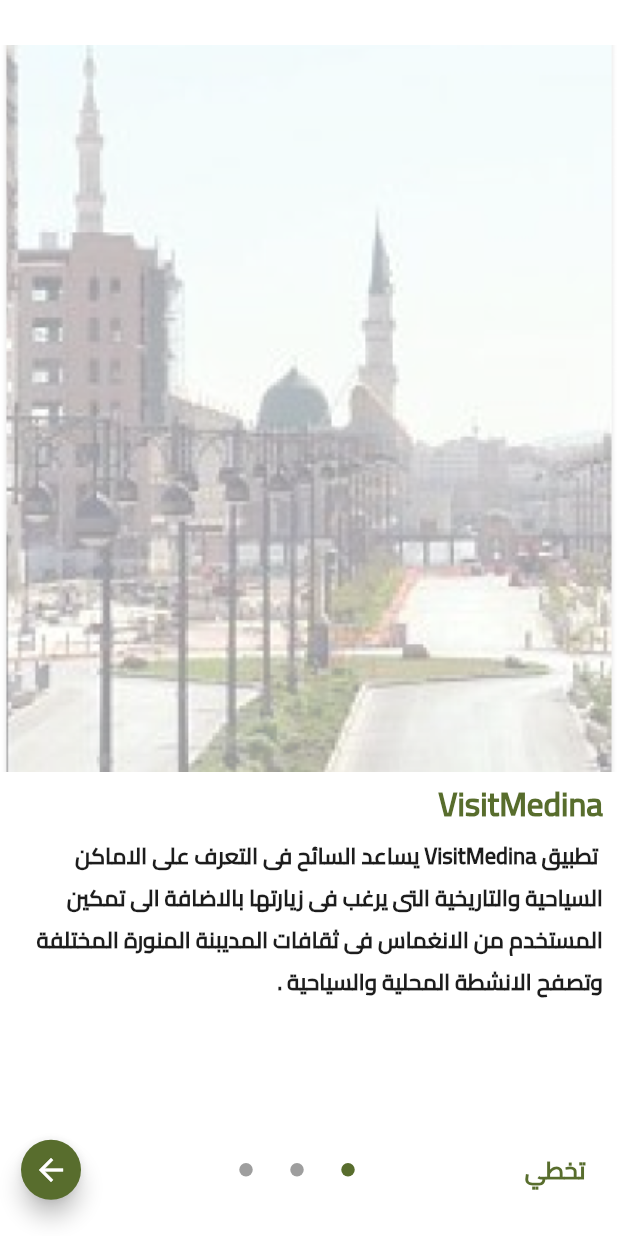
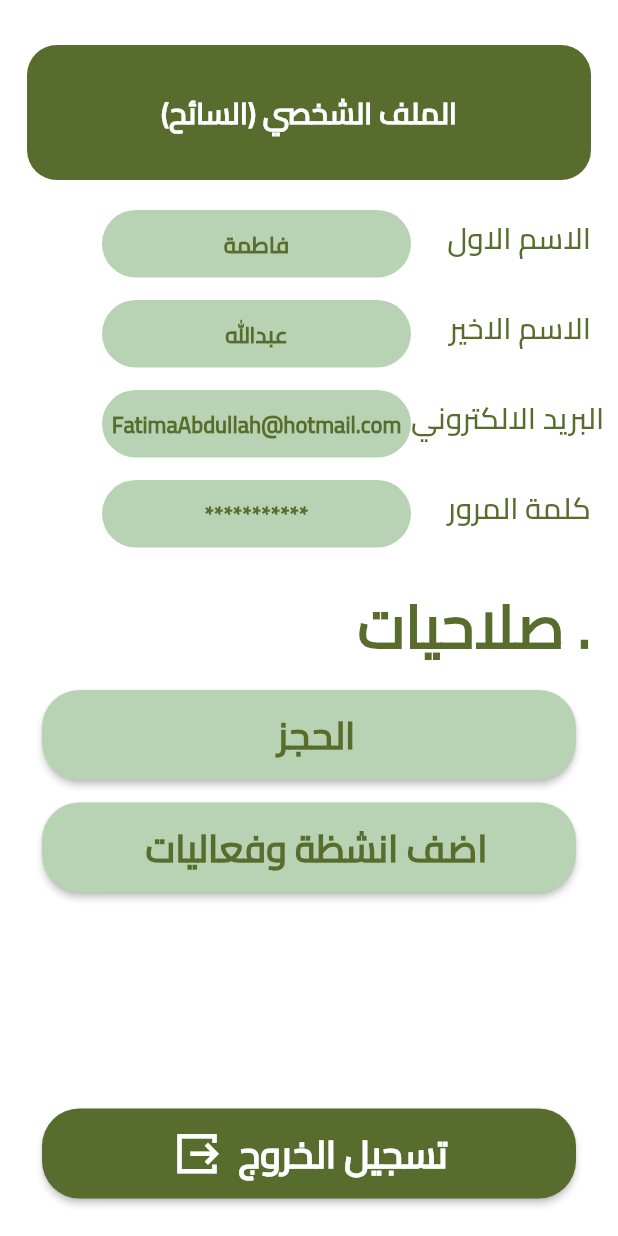
Before and after one commit to EbrahimMShaaban/visit_medina, a Flutter app: the screen it shows after launch, on a phone screen of 412 x 824 dp. Run offline on Flutter 3.47's test engine with Material 2 defaults, Android fonts, the phone set to English and light mode, and no system bars; drawn by our look-alikes of smooth_page_indicator; our stand-ins replace dio, flutter_bloc, flutter_slider_drawer.

Commit message:
login an start

```diff
--- /dev/null
+++ b/lib/features/User/Profile/view.dart
@@ -0,0 +1,118 @@
+import 'package:flutter/material.dart';
+import 'package:visit_medina/shared/components/components.dart';
+import 'package:visit_medina/shared/styles/colors.dart';
+import 'package:visit_medina/shared/styles/styles.dart';
+
+class ProfilUser extends StatelessWidget {
+  const ProfilUser({Key? key}) : super(key: key);
+
+  @override
+  Widget build(BuildContext context) {
+    return Scaffold(
+      body: SafeArea(
+          child: Padding(
+        padding: const EdgeInsets.symmetric(horizontal: 18.0, vertical: 20),
+        child: Column(
+          crossAxisAlignment: CrossAxisAlignment.start,
+          children: [
+            Container(
+              margin: EdgeInsets.only(top: 10, bottom: 20),
+              height: 90,
+              width: MediaQuery.of(context).size.width,
+              decoration: BoxDecoration(
+                  borderRadius: BorderRadius.circular(20),
+                  color: AppColors.green),
+              child: Center(
+                  child: Text("الملف الشخصي (السائح)",
+                      style: AppTextStyles.bold.copyWith(fontSize: 20))),
+            ),
+            ContainerData(
+              text1: 'الاسم الاول',
+              text2: 'فاطمة',
+            ),
+            ContainerData(
+              text1: 'الاسم الاخير',
+              text2: 'عبدالله',
+            ),
+            ContainerData(
+              text1: 'البريد الالكتروني',
+              text2: 'FatimaAbdullah@hotmail.com',
+            ),
+            ContainerData(
+              text1: 'كلمة المرور',
+              text2: '***********',
+            ),
+            Text(
+              ". صلاحيات",
+              style: AppTextStyles.bold.copyWith(
+                color: AppColors.green,
+              ),
+            ),
+            ButtonTemplate(
+                color: AppColors.greenlight,
+                colortext: AppColors.green,
+                text1: "الحجز",
+                onPressed: () {}),
+
+            SizedBox(height: 5,),
+            ButtonTemplate(
+                color: AppColors.greenlight,
+                colortext: AppColors.green,
+                text1: "اضف انشظة وفعاليات",
+                onPressed: () {}),
+
+
+            Expanded(
+              child: SizedBox(),
+            ),
+            Align(
+              alignment: Alignment.bottomCenter,
+              child: ButtonTemplate(
+                  color: AppColors.green,
+                  text1: "تسجيل الخروج",
+                  icon: Icons.output_sharp,
+                  onPressed: () {}),
+            )
+          ],
+        ),
+      )),
+    );
+  }
+}
+
+class ContainerData extends StatelessWidget {
+  final String text1;
+  final String text2;
+
+  const ContainerData({
+    super.key,
+    required this.text1,
+    required this.text2,
+  });
+
+  @override
+  Widget build(BuildContext context) {
+    return Padding(
+      padding: const EdgeInsets.only(bottom: 15.0, left: 50),
+      child: Row(
+        mainAxisAlignment: MainAxisAlignment.spaceBetween,
+        crossAxisAlignment: CrossAxisAlignment.start,
+        children: [
+          Text(text1, style: AppTextStyles.w600.copyWith(fontSize: 20)),
+          Container(
+            height: 45,
+            width: MediaQuery.of(context).size.width / 2,
+            decoration: BoxDecoration(
+                borderRadius: BorderRadius.circular(30),
+                color: AppColors.greenlight),
+            child: Center(
+              child: Text(text2,
+                  style: AppTextStyles.bold
+                      .copyWith(fontSize: 15, color: AppColors.green)),
+            ),
+          ),
+        ],
+      ),
+    );
+  }
+}
--- a/lib/main.dart
+++ b/lib/main.dart
@@ -1,4 +1,7 @@
 import 'package:flutter/material.dart';
+import 'package:visit_medina/features/Owner/Profile/view.dart';
+import 'package:visit_medina/features/User/Profile/view.dart';
+import 'package:visit_medina/features/administrator/Profile/view.dart';
 import 'package:visit_medina/features/welcamScreen/view.dart';import 'package:flutter_localizations/flutter_localizations.dart';
 
 import 'package:visit_medina/shared/styles/theme.dart';
@@ -26,7 +29,7 @@ class MyApp extends StatelessWidget {
           Locale('ar'), // English
           // Locale('es'), // Spanish
         ],
-      home:OnBoardingScreen()
+      home:ProfilUser()
     );
   }
 }
--- a/lib/shared/components/components.dart
+++ b/lib/shared/components/components.dart
@@ -8,6 +8,7 @@ class ButtonTemplate extends StatelessWidget {
   ButtonTemplate({
     Key? key,
     required this.color,
+     this.colortext,
     required this.text1,
     required this.onPressed,
     this.text2 = "",
@@ -18,6 +19,7 @@ class ButtonTemplate extends StatelessWidget {
     this.fontSize = 18,
   }) : super(key: key);
   Color color;
+  Color? colortext;
   String text1;
   String text2;
   String text3;
@@ -30,7 +32,8 @@ class ButtonTemplate extends StatelessWidget {
   @override
   Widget build(BuildContext context) {
     return Padding(
-      padding: const EdgeInsets.symmetric(horizontal: 10.0, vertical: 5),      child: MaterialButton(
+      padding: const EdgeInsets.symmetric(horizontal: 10.0, vertical: 5),
+      child: MaterialButton(
         minWidth: minwidth,
         height: minheight,
         onPressed: onPressed,
@@ -38,20 +41,21 @@ class ButtonTemplate extends StatelessWidget {
         shape: RoundedRectangleBorder(borderRadius: BorderRadius.circular(25)),
         child: Center(
           child: Row(
-            crossAxisAlignment: CrossAxisAlignment.end,
+            crossAxisAlignment: CrossAxisAlignment.center,
             mainAxisAlignment: MainAxisAlignment.center,
-            children: [
+            children: [ Center(
+              child: Text(text1,
+                style: AppTextStyles.bold.copyWith(
+                    fontSize: 25, color: colortext == null ?AppColors.white:colortext),),
+            ),
+
+              SizedBox(
+                width: 10,
+              ),
               icon == null
                   ? SizedBox()
                   : Center(
-                      child: Icon(icon, size: 21, color: AppColors.white),
-                    ),
-              SizedBox(
-                width: 5,
-              ),
-              Center(
-                child: Text(text1,
-                    style: AppTextStyles.bold.copyWith(fontSize: 30),),
+                child: Icon(icon, size: 35, color: AppColors.white),
               ),
             ],
           ),
--- a/lib/shared/styles/styles.dart
+++ b/lib/shared/styles/styles.dart
@@ -23,7 +23,7 @@ abstract class AppTextStyles {
 
   /// - weight: w600
   /// - family: cairo
-  static TextStyle w600 = TextStyle(fontWeight: FontWeight.w600);
+  static TextStyle w600 = TextStyle(fontWeight: FontWeight.w600,color: AppColors.green);
   static TextStyle bold = TextStyle(
       fontSize: 40,
       fontWeight: FontWeight.bold,
--- a/pubspec.yaml
+++ b/pubspec.yaml
@@ -86,6 +86,7 @@ flutter:
     - family: Schyler
       fonts:
         - asset: assets/fonts/Cairo-Medium.ttf
+          weight: 100
   #       - asset: fonts/Schyler-Regular.ttf
   #       - asset: fonts/Schyler-Italic.ttf
   #         style: italic
```
Also changed, not shown: lib/features/Owner/Profile/view.dart (added, +109 -0 lines), lib/features/administrator/Profile/view.dart (added, +122 -0 lines), assets/fonts/Cairo-Light.ttf (added). Lines whose indentation alone changed are shown as unchanged.
